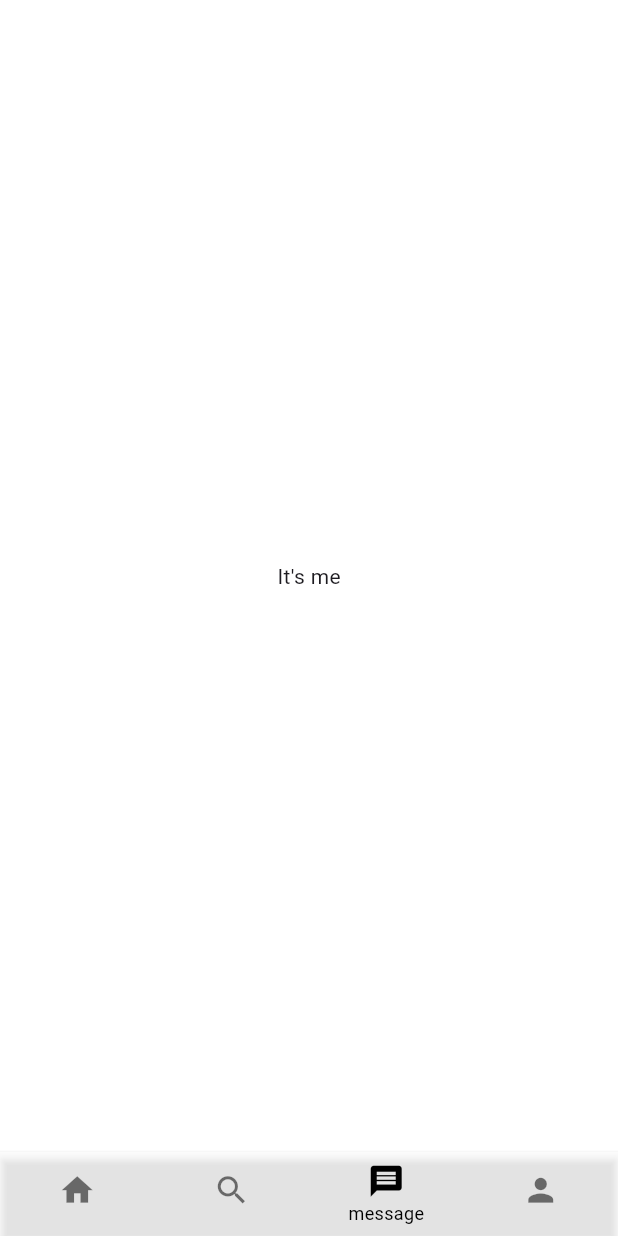
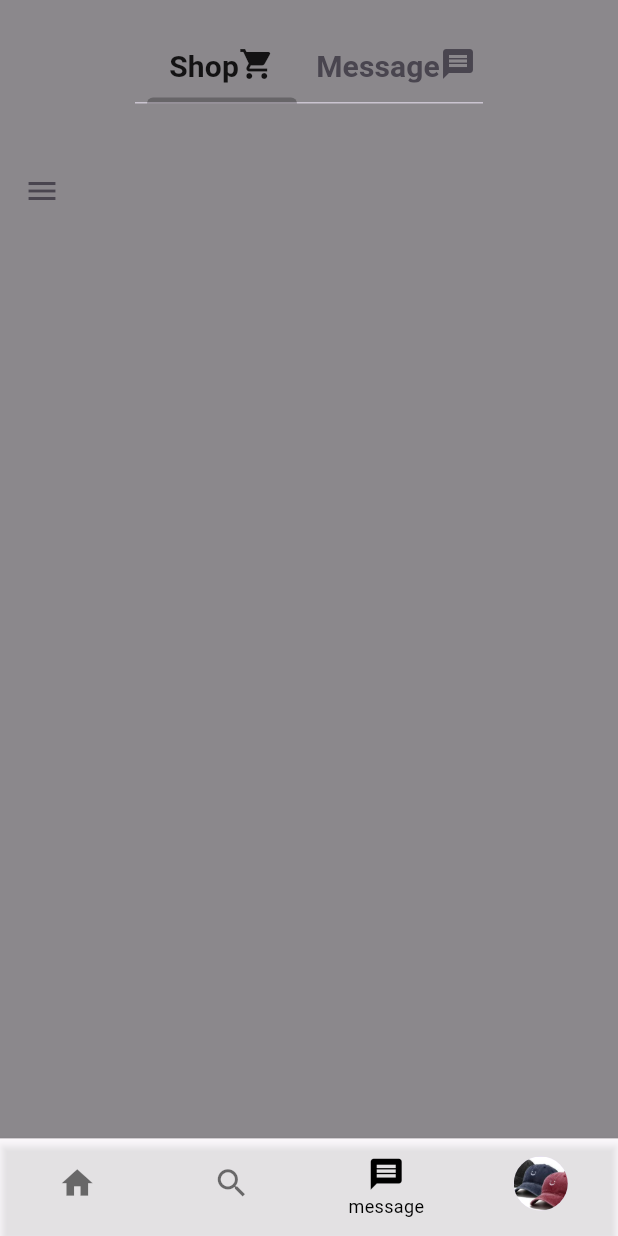
Before and after one commit to samuelolame/tora, a Flutter app: the screen it shows after launch, item 3 of the bottom bar chosen, on a phone screen of 412 x 824 dp. Run offline on Flutter 3.47's test engine with Material 3 defaults, Android fonts, the light colour scheme and no system bars.

Commit message:
Troisiem commit sur git avec l'affichage de produit

```diff
--- a/lib/PourHomepage/HomePage.dart
+++ b/lib/PourHomepage/HomePage.dart
@@ -2,6 +2,8 @@
 
 import 'package:flutter/material.dart';
 import 'package:tora/PourHomepage/Accail/AccailProduit.dart';
+import 'package:tora/PourHomepage/Message/GestionDeMessage.dart';
+import 'package:tora/PourHomepage/Profil/UseProfil.dart';
 import 'package:tora/PourHomepage/Rechercher/RechercheProduit.dart';
 
 class MyHomePage extends StatefulWidget {
@@ -14,15 +16,15 @@ class MyHomePage extends StatefulWidget {
 class _MyHomePageState extends State<MyHomePage> {
   int indexNavigation = 0;
   final tabs = [
-    const Center(child:AccaillProduit()),
+    const Center(child: AccaillProduit(photoProfil:"assets/image/images-6.jpg",)),
     const Center(child: RechercheProduit()),
-    const Center(child: Text("It's me")),
-    const Center(child: Text("ce moi")),
+    const Center(child: GestionDeMessage()),
+    const Center(child: UseProfil(photoProfil:"assets/image/images-6.jpg"),),
   ];
   @override
   Widget build(BuildContext context) {
     return Scaffold(
-      backgroundColor: Colors.white,
+     // backgroundColor: Colors.white,
       body: tabs[indexNavigation],
       bottomNavigationBar: navigationBar(),
     );
@@ -46,25 +48,22 @@ class _MyHomePageState extends State<MyHomePage> {
             icon: Icon(
               Icons.home,
             ),
-            tooltip: "Yunbani",
             label: "accueil"),
         BottomNavigationBarItem(
             icon: Icon(
               Icons.search,
             ),
-            tooltip: "Discover",
             label: "Recherche"),
         BottomNavigationBarItem(
             icon: Icon(
               Icons.message,
             ),
-            tooltip: "message",
             label: "message"),
         BottomNavigationBarItem(
-            icon: Icon(
-              Icons.person,
+            icon: CircleAvatar(
+              radius:18,
+              backgroundImage: AssetImage("assets/image/images-6.jpg"),
             ),
-            tooltip: "Profil",
             label: "profil"),
       ],
       onTap: (index) {
--- /dev/null
+++ b/lib/PourHomepage/Message/GestionDeMessage.dart
@@ -0,0 +1,84 @@
+// ignore_for_file: prefer_const_constructors, prefer_const_literals_to_create_immutables
+
+import 'package:flutter/material.dart';
+import 'package:tora/PourHomepage/Message/Shop/ShopCart.dart';
+
+class GestionDeMessage extends StatefulWidget {
+  const GestionDeMessage({super.key});
+
+  @override
+  State<GestionDeMessage> createState() => _GestionDeMessageState();
+}
+
+class _GestionDeMessageState extends State<GestionDeMessage>
+    with TickerProviderStateMixin {
+  late TabController _controller;
+  @override
+  void initState() {
+    _controller = TabController(length: 2, vsync: this);
+    super.initState();
+  }
+
+  @override
+  Widget build(BuildContext context) {
+    return Scaffold(
+      backgroundColor: Colors.black45,
+      body: SafeArea(
+        child: Column(
+          children: [
+            Padding(
+              padding: EdgeInsets.symmetric(vertical: 30, horizontal: 90),
+              child: TabBar(
+                controller: _controller,
+                tabs: [
+                  Container(
+                    height: 25,
+                    alignment: Alignment.center,
+                    child: Row(
+                      mainAxisAlignment: MainAxisAlignment.center,
+                      children: [
+                        Text("Shop"),
+                        Icon(Icons.shopping_cart)
+                      ],
+                    ),
+                  ),
+                  Container(
+                    height: 25,
+                    alignment: Alignment.center,
+                    child: Row(
+                      mainAxisAlignment: MainAxisAlignment.center,
+                      children: [
+
+                        Text("Message"),
+                        Icon(Icons.message)
+                      ],
+                    ),
+                  ),
+                ],
+                labelColor: Colors.black87,
+                labelPadding: EdgeInsets.only(bottom: 10),
+                indicatorColor: Colors.black26,
+                indicatorPadding: EdgeInsets.symmetric(horizontal: 08),
+                indicatorWeight: 04,
+                labelStyle:
+                    TextStyle(fontSize: 20, fontWeight: FontWeight.bold),
+              ),
+            ),
+            Expanded(
+              child: TabBarView(
+                controller: _controller,
+                children: [
+                  ShopCart(),
+                  Container(
+                    height: 100,
+                    color: Colors.amber,
+                  )
+                ],
+              ),
+            ),
+          ],
+        ),
+      ),
+    );
+  }
+}
--- /dev/null
+++ b/lib/PourHomepage/Message/Shop/ShopCart.dart
@@ -0,0 +1,20 @@
+import 'package:flutter/material.dart';
+
+class ShopCart extends StatefulWidget {
+  const ShopCart({super.key});
+
+  @override
+  State<ShopCart> createState() => _ShopCartState();
+}
+
+class _ShopCartState extends State<ShopCart> {
+  @override
+  Widget build(BuildContext context) {
+    return Scaffold(
+      backgroundColor: Colors.transparent,
+      body: ListTile(
+        leading: Icon(Icons.menu),
+      ),
+    );
+  }
+}
```
Also changed, not shown: lib/PourHomepage/Accail/AccailProduit.dart (+4 -3 lines), lib/PourHomepage/Accail/Detaille/DetaillePage.dart (+86 -57 lines), lib/PourHomepage/Accail/ItemMenuOption.dart (added, +145 -0 lines), lib/PourHomepage/Accail/ItemPost.dart (+29 -22 lines), lib/PourHomepage/Profil/UseProfil.dart (added, +118 -0 lines).
